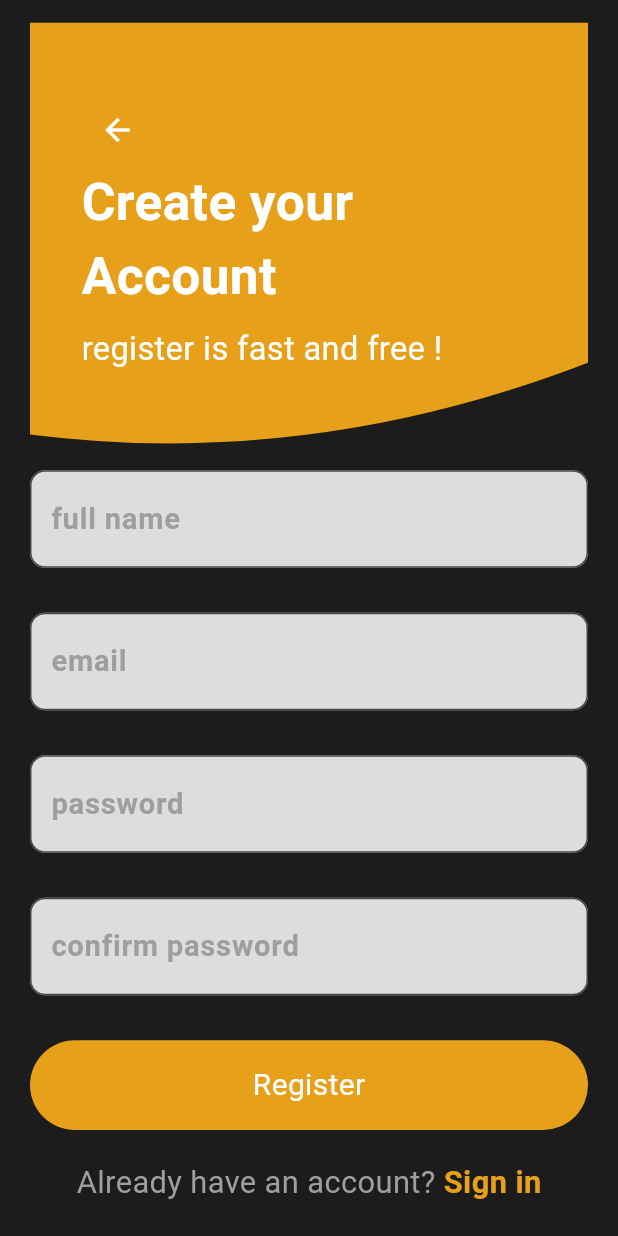
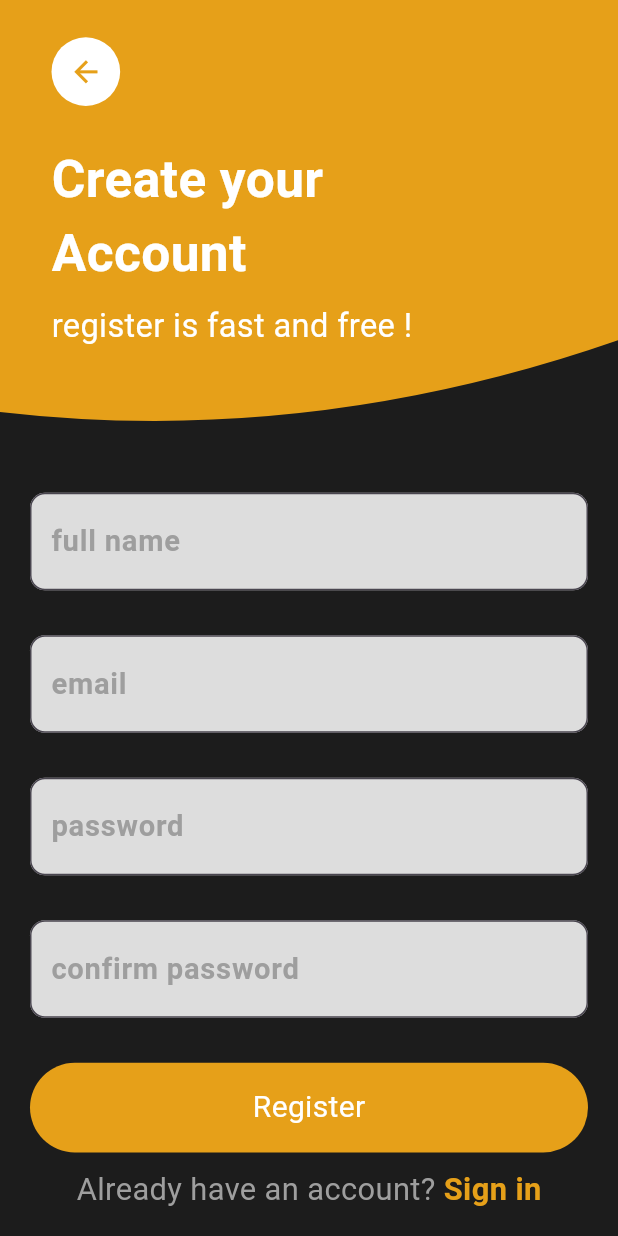
Before and after one commit to yassertioursi/3ilajFlutterApp, a Flutter app: the SignupPage screen opened by its route, on a phone screen of 412 x 824 dp. Run offline on Flutter 3.47's test engine with Material 3 defaults, Android fonts, the phone set to English and light mode, and no system bars; our stand-ins replace bloc, dartz, dio, email_validator, equatable, flutter_bloc and 3 more.

Commit message:
fix +push

```diff
--- a/lib/features/auth/presentation/pages/login_page.dart
+++ b/lib/features/auth/presentation/pages/login_page.dart
@@ -38,7 +38,8 @@ class _LoginPageState extends State<LoginPage> {
   }
 
   Widget _buildBody() {
-    return SingleChildScrollView(
+    return SafeArea(
+      child: SingleChildScrollView(
         child: Column(
           mainAxisAlignment: MainAxisAlignment.spaceBetween,
           crossAxisAlignment: CrossAxisAlignment.start,
@@ -71,6 +72,7 @@ class _LoginPageState extends State<LoginPage> {
               ),
             ),
           ],
+        ),
       ),
     );
   }
--- a/lib/features/auth/presentation/pages/signup_page.dart
+++ b/lib/features/auth/presentation/pages/signup_page.dart
@@ -46,32 +46,46 @@ class _SignupPageState extends State<SignupPage> {
   }
 
   Widget _buildBody() {
-    return Padding(
-      padding: const EdgeInsets.fromLTRB(20, 15, 20, 40),
+  return SafeArea(
     child: Column(
-        mainAxisAlignment: MainAxisAlignment.spaceAround,
       children: [
+
         const CurvedHeader(
           title: 'Create your\nAccount',
           subtitle: 'register is fast and free !',
           showBackButton: true,
         ),
+        Expanded(
+          child: SingleChildScrollView(
+            padding: const EdgeInsets.fromLTRB(20, 30, 20, 20),
+            child: Column(
+              children: [
                 _buildSignupForm(),
-          Column(
-            children: [
+
                 LoginSignupButton(
                   buttonText: "Register",
                   onPressed: () {
-                  if (_formKey.currentState!.validate()) {}
-                  context.read<LoginSignupBloc>().add(const SignupEvent(
-                      user: UserAuth("", "", "", "", "", "", id: 1)));
+                    if (_formKey.currentState!.validate()) {
+                      context.read<LoginSignupBloc>().add(SignupEvent(
+                        user: UserAuth(
+                          _lastNameController.text,
+                          _emailController.text,
+                          _passwordController.text,
+                          "", "", "",
+                          id: 1
+                        )
+                      ));
+                    }
                   },
                 ),
+
                 const LoginSignupSubTexts(
                   question: "Already have an account? ",
                   route: 'Sign in',
                 ),
               ],
+            ),
+          ),
         ),
       ],
     ),
--- a/lib/features/auth/presentation/widgets/curved_login_signup_header.dart
+++ b/lib/features/auth/presentation/widgets/curved_login_signup_header.dart
@@ -23,11 +23,15 @@ class CurvedHeader extends StatelessWidget {
         width: double.infinity,
         color: AppColors.mainYellow,
         child: Padding(
-          padding: EdgeInsets.only(top: 40.h, left: 30.w),
+          padding: EdgeInsets.only(
+            top: showBackButton ? 20.h : 70.h,
+            left: 30.w,
+          ),
           child: Column(
             crossAxisAlignment: CrossAxisAlignment.start,
             children: [
               showBackButton ? _buildBackButton(context) : const SizedBox(),
+              SizedBox(height: showBackButton ? 20.h : 0),
               Text(
                 title,
                 style: TextStyle(
@@ -73,10 +77,22 @@ class HeaderClipper extends CustomClipper<Path> {
 }
 
 Widget _buildBackButton(BuildContext context) {
-  return IconButton(
-    icon: const Icon(Icons.arrow_back, color: Colors.white),
-    onPressed: () {
+  return InkWell(
+    onTap: () {
       Navigator.of(context).pop();
     },
+    child: Container(
+      width: 40.w,
+      height: 40.h,
+      decoration: const BoxDecoration(
+        color: Colors.white,
+        shape: BoxShape.circle,
+      ),
+      child: Icon(
+        Icons.arrow_back,
+        color: AppColors.mainYellow,
+        size: 20.sp,
+      ),
+    ),
   );
 }
--- a/lib/features/auth/presentation/widgets/login_signup_button.dart
+++ b/lib/features/auth/presentation/widgets/login_signup_button.dart
@@ -13,7 +13,7 @@ class LoginSignupButton extends StatelessWidget {
   @override
   Widget build(BuildContext context) {
     return Container(
-      margin: const EdgeInsets.only(bottom: 20),
+      margin: const EdgeInsets.only(bottom: 10),
       height: 50.h,
       decoration: BoxDecoration(
         borderRadius: BorderRadius.circular(40),
--- a/lib/features/auth/presentation/widgets/login_signup_sub_texts.dart
+++ b/lib/features/auth/presentation/widgets/login_signup_sub_texts.dart
@@ -12,6 +12,7 @@ class LoginSignupSubTexts extends StatelessWidget {
   @override
   Widget build(BuildContext context) {
     return Row(
+      crossAxisAlignment: CrossAxisAlignment.start,
       mainAxisAlignment: MainAxisAlignment.center,
       children: [
         Text(
```
Lines whose indentation alone changed are shown as unchanged.
